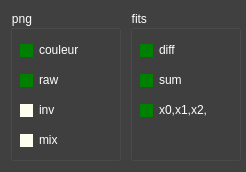
Before: the Qt Designer form config_save.ui in mconsidine/Inti_vd, drawn with Qt 5.
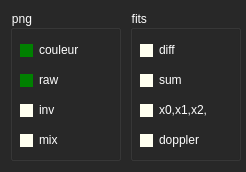
After: the same form once the commit is applied.

Diff of the .ui file:
```diff
--- a/config_save.ui
+++ b/config_save.ui
@@ -14,7 +14,12 @@
    <string>Fichiers à enregistrer</string>
   </property>
   <property name="styleSheet">
-   <string notr="true">QDialog{color : white ; background-color : rgb(64,64,64)}
+   <string notr="true">QDialog{color : white ; background-color : rgb(40,40,40)}
+QGroupBox {
+        background-color: rgb(40,40,40);
+        color: white;
+       
+    }
 QPushButton { color: white; background-color: rgb(60,0,0) }
 QCheckBox::indicator::unchecked {background-color:ivory; width: 13 px;height: 13 px}
 QCheckBox::indicator::checked { background-color:green; width: 13 px;height: 13 px}
@@ -133,7 +138,7 @@
      <string>diff</string>
     </property>
     <property name="checked">
-     <bool>true</bool>
+     <bool>false</bool>
     </property>
    </widget>
    <widget class="QCheckBox" name="cfg_sum_chk">
@@ -149,7 +154,7 @@
      <string>sum</string>
     </property>
     <property name="checked">
-     <bool>true</bool>
+     <bool>false</bool>
     </property>
    </widget>
    <widget class="QCheckBox" name="cfg_x0x1x2_chk">
@@ -165,7 +170,23 @@
      <string>x0,x1,x2,</string>
     </property>
     <property name="checked">
-     <bool>true</bool>
+     <bool>false</bool>
+    </property>
+   </widget>
+   <widget class="QCheckBox" name="cfg_dop_chk">
+    <property name="geometry">
+     <rect>
+      <x>10</x>
+      <y>120</y>
+      <width>78</width>
+      <height>20</height>
+     </rect>
+    </property>
+    <property name="text">
+     <string>doppler</string>
+    </property>
+    <property name="checked">
+     <bool>false</bool>
     </property>
    </widget>
   </widget>
```
